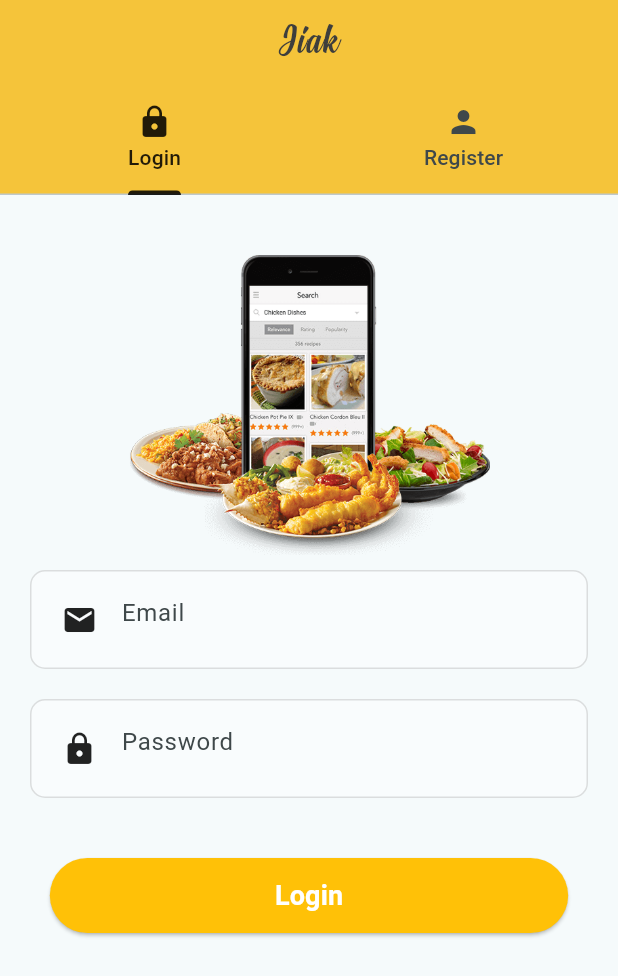
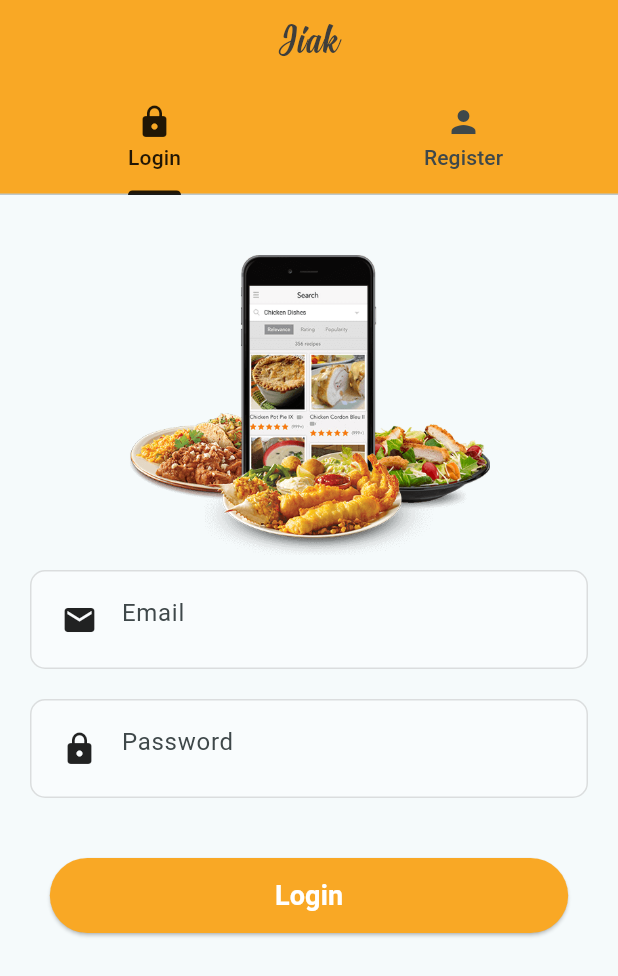
Before and after one commit to wxiaoxuan/jiak_users_app, a Flutter app: the screen it shows after launch, on a phone screen of 412 x 824 dp. Shown: the top 976 px of the screen. Run offline on Flutter 3.47's test engine with Material 2 defaults, Android fonts, the light colour scheme and no system bars; our stand-ins replace carousel_slider, geocoding, geolocator, shared_preferences; missing offline and left inert: bcrypt, mongo_dart.

Commit message:
Change Theme Color

```diff
--- a/lib/authentication/authentication_screen.dart
+++ b/lib/authentication/authentication_screen.dart
@@ -12,7 +12,8 @@ class AuthenticationScreen extends StatelessWidget {
       child: Scaffold(
         appBar: AppBar(
           automaticallyImplyLeading: false, // hide the 'back btn' icon
-          backgroundColor: const Color(0xfff5c43a),
+          // backgroundColor: const Color(0xfff5c43a),
+          backgroundColor: Colors.yellow[800],
           title: const Text('Jiak'),
           centerTitle: true,
           titleTextStyle: const TextStyle(
--- a/lib/pages/homepage.dart
+++ b/lib/pages/homepage.dart
@@ -53,7 +53,8 @@ class _HomepageState extends State<Homepage> {
   Widget build(BuildContext context) {
     return Scaffold(
       appBar: AppBar(
-        backgroundColor: const Color(0xfff5c43a),
+        backgroundColor: Colors.yellow[800],
+        // backgroundColor: const Color(0xfff5c43a),
         title: const Text('Home'),
         titleTextStyle: const TextStyle(
             color: Color(0xff3e3e3c),
--- a/lib/widgets/customDrawer.dart
+++ b/lib/widgets/customDrawer.dart
@@ -24,7 +24,7 @@ class CustomDrawer extends StatelessWidget {
   Widget build(BuildContext context) {
     return Drawer(
         backgroundColor: Colors.white,
-        width: 300.0,
+        width: MediaQuery.of(context).size.width * 0.7,
         child: ListView(
           children: [
             // Header
--- a/lib/widgets/enter_button.dart
+++ b/lib/widgets/enter_button.dart
@@ -16,7 +16,8 @@ class EnterButton extends StatelessWidget {
     return ElevatedButton(
       onPressed: onPressed,
       style: ElevatedButton.styleFrom(
-          backgroundColor: Colors.amber,
+          // backgroundColor: Colors.amber,
+          backgroundColor: Colors.yellow[800],
           padding:
               const EdgeInsets.symmetric(horizontal: 150.0, vertical: 12.0)),
       child: Text(
```
